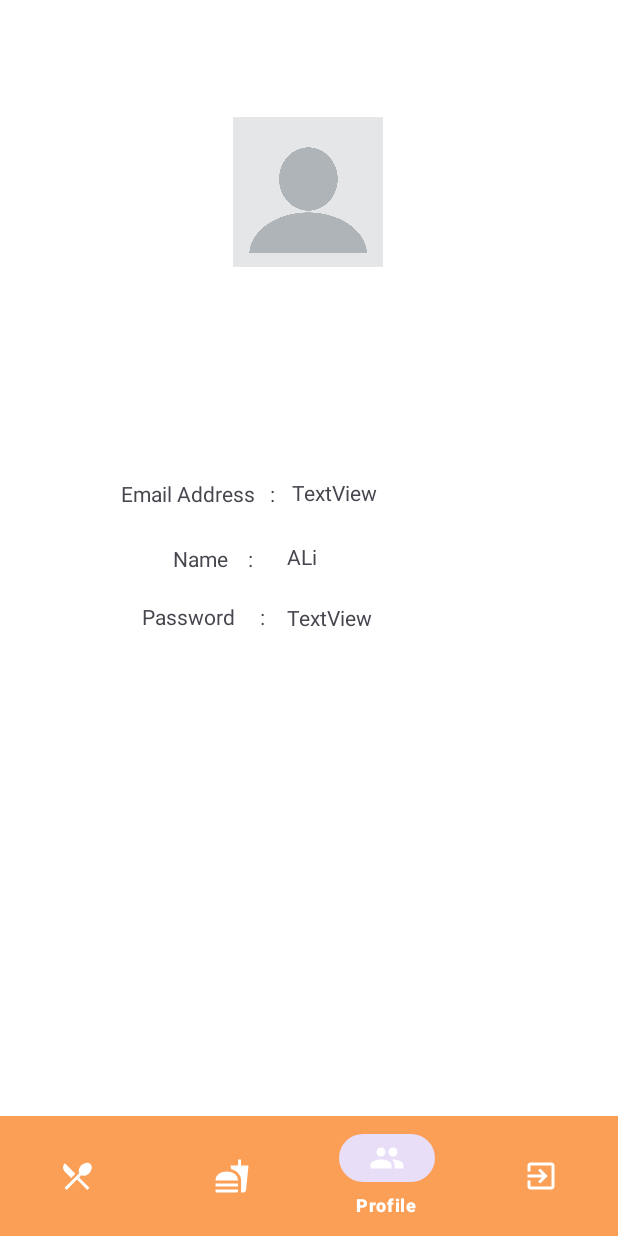
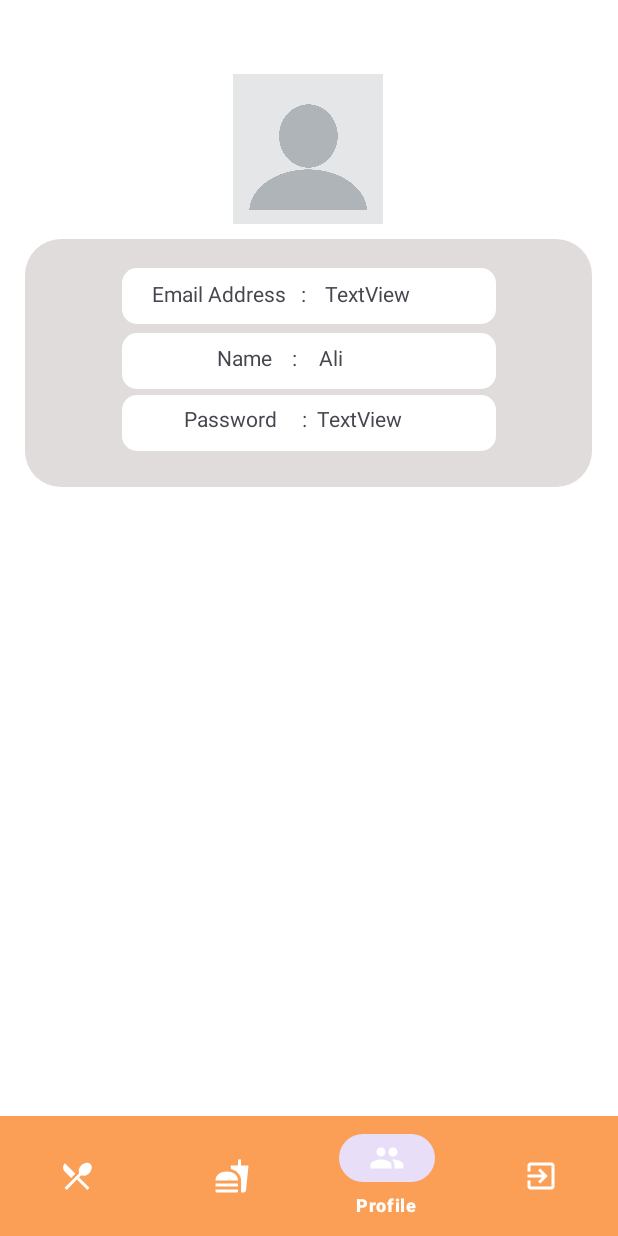
Before and after one commit to qwerEnter/FoodDeliveryApp, an Android app: the screen it shows after launch once a user with an empty profile is signed in (MainMenu), item 3 of the bottom bar chosen, on a phone screen of 412 x 824 dp. Run offline under Robolectric (Android 15) with nearby library versions, the phone set to English and light mode, and no system bars; our stand-ins replace Firebase (no records; nobody signed in at launch, a user with empty details on screens opened directly).

Commit message:
finished project

```diff
--- a/app/src/main/res/layout/fragment_profile.xml
+++ b/app/src/main/res/layout/fragment_profile.xml
@@ -5,6 +5,125 @@
     android:layout_width="match_parent"
     android:layout_height="match_parent"
     tools:context=".ManageProfile.profilefragment">
+
+    <ImageView
+        android:id="@+id/imageView6"
+        android:layout_width="378dp"
+        android:layout_height="165dp"
+        android:src="@drawable/bgimage"
+        app:layout_constraintBottom_toBottomOf="parent"
+        app:layout_constraintEnd_toEndOf="parent"
+        app:layout_constraintHorizontal_bias="0.484"
+        app:layout_constraintStart_toStartOf="parent"
+        app:layout_constraintTop_toTopOf="parent"
+        app:layout_constraintVertical_bias="0.275" />
+
+    <ImageView
+        android:id="@+id/imageView8"
+        android:layout_width="249dp"
+        android:layout_height="37dp"
+        android:src="@drawable/bgimage2"
+        app:layout_constraintBottom_toBottomOf="parent"
+        app:layout_constraintEnd_toEndOf="parent"
+        app:layout_constraintStart_toStartOf="parent"
+        app:layout_constraintTop_toTopOf="parent"
+        app:layout_constraintVertical_bias="0.314" />
+
+    <ImageView
+        android:id="@+id/imageView9"
+        android:layout_width="249dp"
+        android:layout_height="37dp"
+        android:layout_marginTop="6dp"
+        android:src="@drawable/bgimage2"
+        app:layout_constraintBottom_toBottomOf="parent"
+        app:layout_constraintEnd_toEndOf="parent"
+        app:layout_constraintStart_toStartOf="parent"
+        app:layout_constraintTop_toTopOf="parent"
+        app:layout_constraintVertical_bias="0.367" />
+
+    <ImageView
+        android:id="@+id/imageView7"
+        android:layout_width="249dp"
+        android:layout_height="37dp"
+        android:src="@drawable/bgimage2"
+        app:layout_constraintBottom_toBottomOf="parent"
+        app:layout_constraintEnd_toEndOf="parent"
+        app:layout_constraintStart_toStartOf="parent"
+        app:layout_constraintTop_toTopOf="parent"
+        app:layout_constraintVertical_bias="0.253" />
+
+    <TextView
+        android:id="@+id/textView14"
+        android:layout_width="wrap_content"
+        android:layout_height="wrap_content"
+        android:text="Email Address   :"
+        app:layout_constraintBottom_toBottomOf="parent"
+        app:layout_constraintEnd_toEndOf="parent"
+        app:layout_constraintHorizontal_bias="0.328"
+        app:layout_constraintStart_toStartOf="parent"
+        app:layout_constraintTop_toTopOf="parent"
+        app:layout_constraintVertical_bias="0.257" />
+
+    <TextView
+        android:id="@+id/textView5"
+        android:layout_width="62dp"
+        android:layout_height="20dp"
+        android:text="Ali"
+        app:layout_constraintBottom_toBottomOf="parent"
+        app:layout_constraintEnd_toEndOf="parent"
+        app:layout_constraintHorizontal_bias="0.607"
+        app:layout_constraintStart_toStartOf="parent"
+        app:layout_constraintTop_toTopOf="parent"
+        app:layout_constraintVertical_bias="0.316" />
+
+    <TextView
+        android:id="@+id/password"
+        android:layout_width="62dp"
+        android:layout_height="20dp"
+        android:text="TextView"
+        app:layout_constraintBottom_toBottomOf="parent"
+        app:layout_constraintEnd_toEndOf="parent"
+        app:layout_constraintHorizontal_bias="0.604"
+        app:layout_constraintStart_toStartOf="parent"
+        app:layout_constraintTop_toTopOf="parent"
+        app:layout_constraintVertical_bias="0.372" />
+
+    <TextView
+        android:id="@+id/emailAddress"
+        android:layout_width="wrap_content"
+        android:layout_height="20dp"
+        android:text="TextView"
+        app:layout_constraintBottom_toBottomOf="parent"
+        app:layout_constraintEnd_toEndOf="parent"
+        app:layout_constraintHorizontal_bias="0.609"
+        app:layout_constraintStart_toStartOf="parent"
+        app:layout_constraintTop_toTopOf="parent"
+
+        app:layout_constraintVertical_bias="0.257" />
+
+    <TextView
+        android:id="@+id/textView9"
+        android:layout_width="wrap_content"
+        android:layout_height="wrap_content"
+        android:text="Password     :"
+        app:layout_constraintBottom_toBottomOf="parent"
+        app:layout_constraintEnd_toEndOf="parent"
+        app:layout_constraintHorizontal_bias="0.371"
+        app:layout_constraintStart_toStartOf="parent"
+        app:layout_constraintTop_toTopOf="parent"
+        app:layout_constraintVertical_bias="0.372" />
+
+    <TextView
+        android:id="@+id/textView7"
+        android:layout_width="wrap_content"
+        android:layout_height="wrap_content"
+        android:text="Name    :"
+        app:layout_constraintBottom_toBottomOf="parent"
+        app:layout_constraintEnd_toEndOf="parent"
+        app:layout_constraintHorizontal_bias="0.403"
+        app:layout_constraintStart_toStartOf="parent"
+        app:layout_constraintTop_toTopOf="parent"
+        app:layout_constraintVertical_bias="0.316" />
 
     <ImageView
         android:id="@+id/imageView5"
@@ -15,83 +134,10 @@
         app:layout_constraintHorizontal_bias="0.498"
         app:layout_constraintStart_toStartOf="parent"
         app:layout_constraintTop_toTopOf="parent"
-        app:layout_constraintVertical_bias="0.121"
+        app:layout_constraintVertical_bias="0.077"
         app:srcCompat="@drawable/profile"
         tools:src="@tools:sample/avatars"
         tools:srcCompat="@drawable/profile" />
 
-    <TextView
-        android:id="@+id/emailAddress"
-        android:layout_width="wrap_content"
-        android:layout_height="20dp"
-        android:text="TextView"
-        app:layout_constraintBottom_toBottomOf="parent"
-        app:layout_constraintEnd_toEndOf="parent"
-        app:layout_constraintHorizontal_bias="0.547"
-        app:layout_constraintStart_toStartOf="parent"
-        app:layout_constraintTop_toTopOf="parent"
-
-        app:layout_constraintVertical_bias="0.44" />
-
-    <TextView
-        android:id="@+id/textView5"
-        android:layout_width="62dp"
-        android:layout_height="20dp"
-        android:text="ALi"
-        app:layout_constraintBottom_toBottomOf="parent"
-        app:layout_constraintEnd_toEndOf="parent"
-        app:layout_constraintHorizontal_bias="0.547"
-        app:layout_constraintStart_toStartOf="parent"
-        app:layout_constraintTop_toTopOf="parent"
-        app:layout_constraintVertical_bias="0.499" />
-
-    <TextView
-        android:id="@+id/password"
-        android:layout_width="62dp"
-        android:layout_height="20dp"
-        android:text="TextView"
-        app:layout_constraintBottom_toBottomOf="parent"
-        app:layout_constraintEnd_toEndOf="parent"
-        app:layout_constraintHorizontal_bias="0.547"
-        app:layout_constraintStart_toStartOf="parent"
-        app:layout_constraintTop_toTopOf="parent"
-        app:layout_constraintVertical_bias="0.555" />
-
-
-    <TextView
-        android:id="@+id/textView7"
-        android:layout_width="wrap_content"
-        android:layout_height="wrap_content"
-        android:text="Name    :"
-        app:layout_constraintBottom_toBottomOf="parent"
-        app:layout_constraintEnd_toEndOf="parent"
-        app:layout_constraintHorizontal_bias="0.322"
-        app:layout_constraintStart_toStartOf="parent"
-        app:layout_constraintTop_toTopOf="parent" />
-
-    <TextView
-        android:id="@+id/textView14"
-        android:layout_width="wrap_content"
-        android:layout_height="wrap_content"
-        android:text="Email Address   :"
-        app:layout_constraintBottom_toBottomOf="parent"
-        app:layout_constraintEnd_toEndOf="parent"
-        app:layout_constraintHorizontal_bias="0.26"
-        app:layout_constraintStart_toStartOf="parent"
-        app:layout_constraintTop_toTopOf="parent"
-        app:layout_constraintVertical_bias="0.441" />
-
-    <TextView
-        android:id="@+id/textView9"
-        android:layout_width="wrap_content"
-        android:layout_height="wrap_content"
-        android:text="Password     :"
-        app:layout_constraintBottom_toBottomOf="parent"
-        app:layout_constraintEnd_toEndOf="parent"
-        app:layout_constraintHorizontal_bias="0.286"
-        app:layout_constraintStart_toStartOf="parent"
-        app:layout_constraintTop_toTopOf="parent"
-        app:layout_constraintVertical_bias="0.554" />
-
 
 </androidx.constraintlayout.widget.ConstraintLayout>
```
